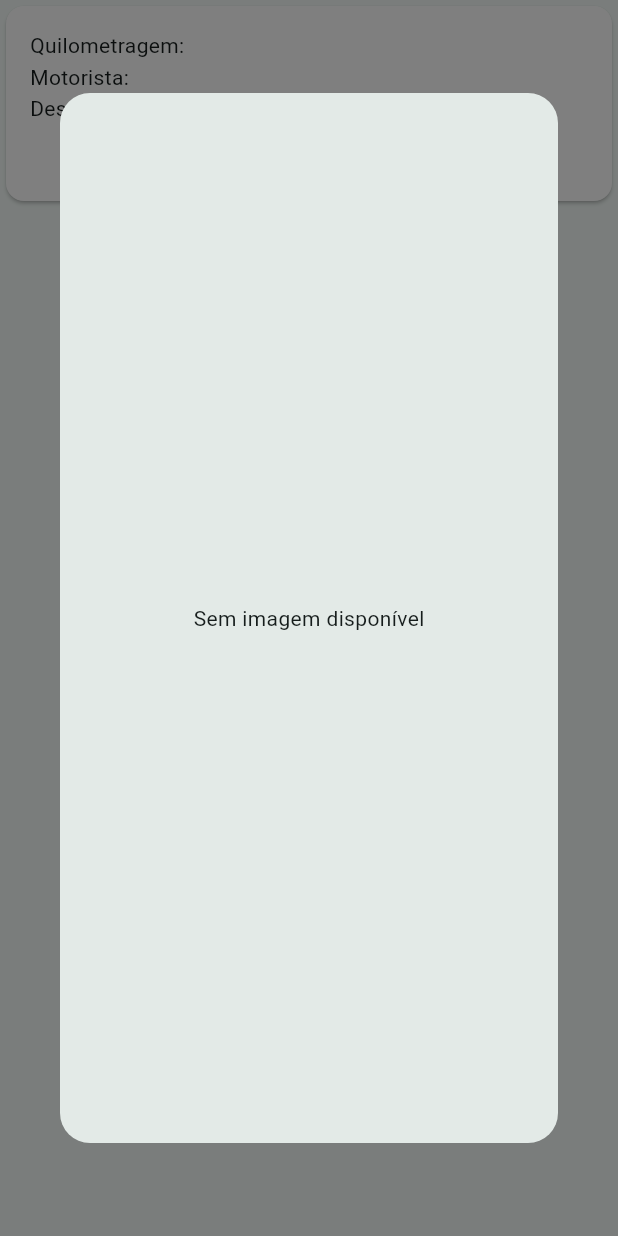
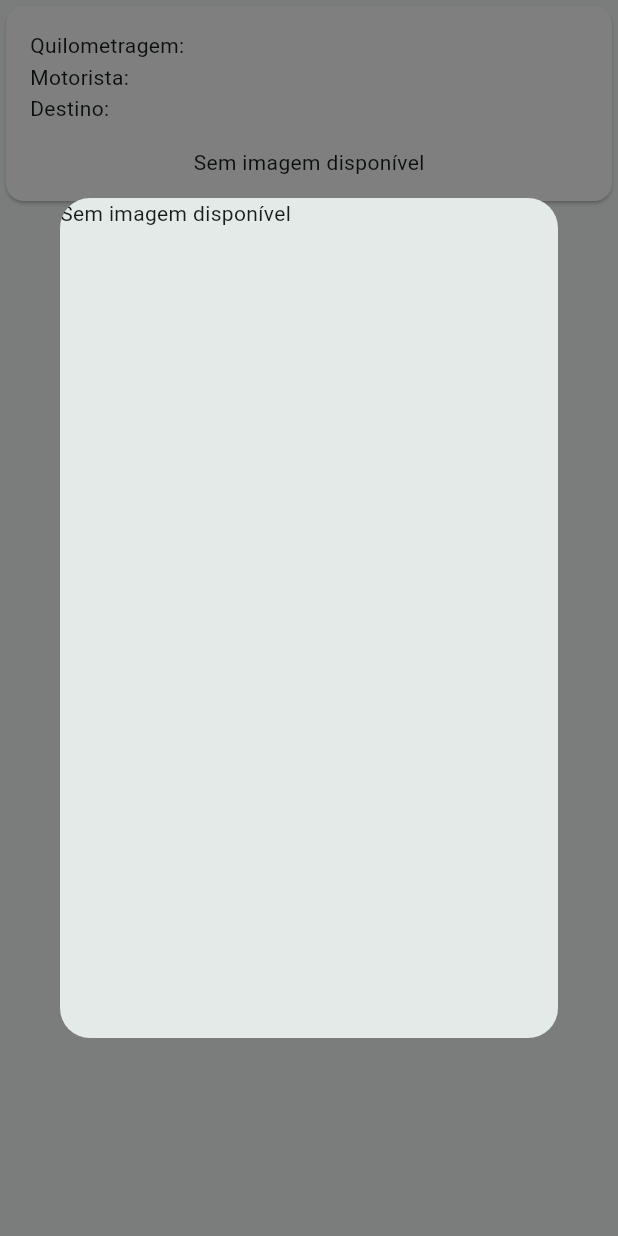
Before and after one commit to antoniobordignon/KMCar, a Flutter app: the ShowCard widget shown alone on an empty page, opened directly with empty values, after a tap on "Quilometragem:", on a phone screen of 412 x 824 dp. Run offline on Flutter 3.47's test engine with Material 3 defaults, Android fonts, the phone set to English and light mode, and no system bars; our stand-ins replace drift, image_picker, permission_handler; accounts and stored records are empty; generated files the repository leaves out were written again.

```diff
--- a/lib/common/widgets/show_card.dart
+++ b/lib/common/widgets/show_card.dart
@@ -1,3 +1,5 @@
+import 'dart:io';
+
 import 'package:flutter/material.dart';
 
 class ShowCard extends StatelessWidget {
@@ -37,16 +39,41 @@ class ShowCard extends StatelessWidget {
                   ),
                   contentPadding: const EdgeInsets.all(0),
                   content: SizedBox(
-                height: 700,
-                width: 700,
-                child: Center(
-                child:photo.isNotEmpty
-                ? Image.asset(
-                  photo,
-                  fit: BoxFit.contain,
+                    width: 1280,
+                    height: 800 * 0.7,
+                    child: photo.isNotEmpty
+                        ? SizedBox(
+                            width: MediaQuery.of(context).size.width,
+                            height: MediaQuery.of(context).size.height,
+                            child: Stack(
+                              alignment: Alignment.bottomCenter,
+                              children: [
+                                Container(
+                                  width: double.infinity,
+                                  height: double.infinity,
+                                  decoration: BoxDecoration(
+                                    image: DecorationImage(
+                                      image: FileImage(File(photo)),
+                                      fit: BoxFit.fill,
+                                    ),
+                                  ),
+                                ),
+                                Container(
+                                  color: Colors.black.withOpacity(0.5),
+                                  padding: const EdgeInsets.all(8.0),
+                                  child: Text(
+                                    '$km KM',
+                                    style: const TextStyle(
+                                      color: Colors.white,
+                                      fontSize: 24,
+                                      fontWeight: FontWeight.bold,
+                                    ),
+                                  ),
+                                ),
+                              ],
+                            ),
                           )
                         : const Text('Sem imagem disponível'),
-                ),
                   ),
                 ),
               ),
@@ -90,12 +117,10 @@ class ShowCard extends StatelessWidget {
               ),
               const SizedBox(height: 15.0),
               Center(
-                child:photo.isNotEmpty
-                ? Image.asset(
-                  photo,
-                  width: 300,
-                  height: 150,
-                  fit: BoxFit.cover,
+                child: photo.isNotEmpty
+                    ? Image.file(
+                        File(photo),
+                        height: 120,
                       )
                     : const Text('Sem imagem disponível'),
               ),
--- a/lib/features/add_info/presentation/add_info_page.dart
+++ b/lib/features/add_info/presentation/add_info_page.dart
@@ -136,7 +136,7 @@ class _AddInfoPageState extends State<AddInfoPage> {
                             children: [
                               AddButton(
                                 onPressed: _handleAddButtonPress,
-                                text: "Adicionar foto da quilometragem",
+                                text: "Adicionar foto",
                                 icon: const Icon(Icons.add_a_photo_outlined),
                               ),
                             ],
@@ -145,7 +145,7 @@ class _AddInfoPageState extends State<AddInfoPage> {
                       ),
                       Padding(
                         padding: const EdgeInsets.all(16.0),
-                        child: controller.hasImage ? Image.file(File(controller.imagePath!)) : SizedBox(),
+                        child: controller.hasImage ? Image.file(File(controller.imagePath!)) : const SizedBox(),
                       ),
                     ],
                   ),
```
Also changed, not shown: lib/features/add_info/presentation/add_info_page_controller.dart (+6 -5 lines), lib/features/home/presentation/home_page.dart (+5 -6 lines), lib/main.dart (+4 -9 lines), pubspec.yaml (+9 -8 lines), pubspec.lock, 5 other files. Lines whose indentation alone changed are shown as unchanged.
